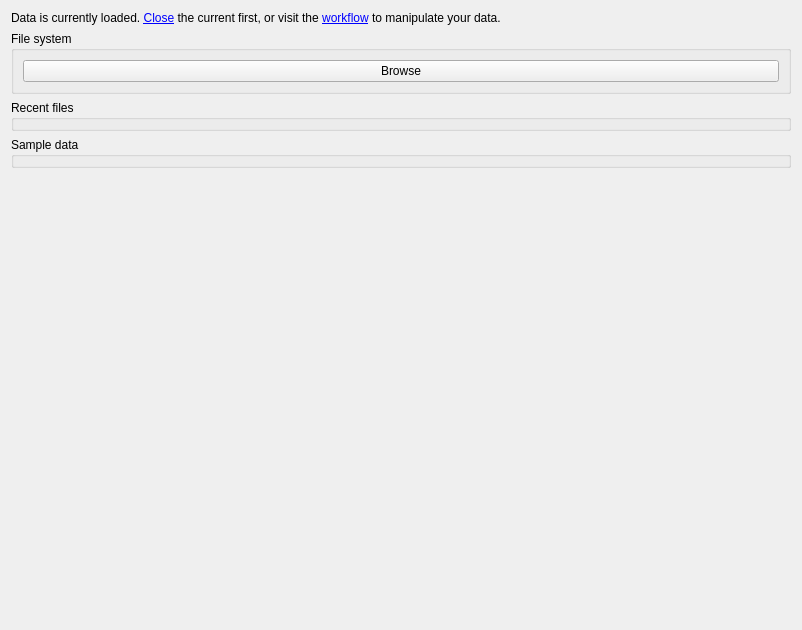
The window that groot/frontends/gui/forms/designer/frm_samples_designer.ui (JMcInerneyLab/groot) describes before a commit, drawn with Qt 5.
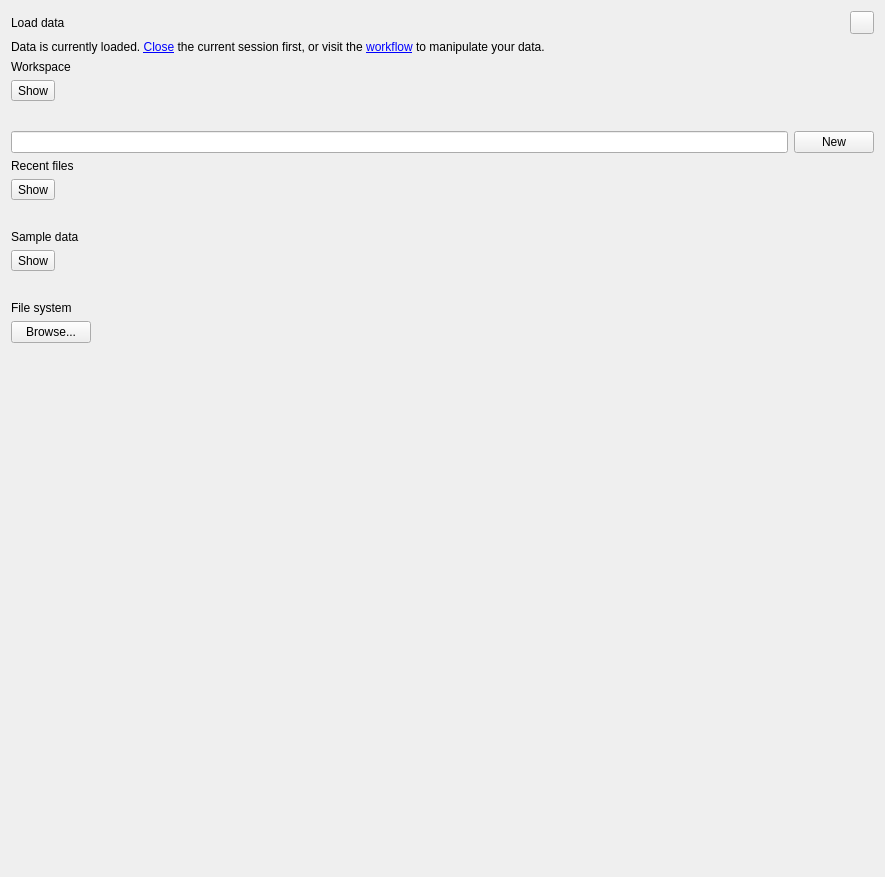
The same window after the commit.

```diff
--- a/groot/frontends/gui/forms/designer/frm_samples_designer.ui
+++ b/groot/frontends/gui/forms/designer/frm_samples_designer.ui
@@ -6,8 +6,8 @@
    <rect>
     <x>0</x>
     <y>0</y>
-    <width>802</width>
-    <height>630</height>
+    <width>885</width>
+    <height>877</height>
    </rect>
   </property>
   <property name="sizePolicy">
@@ -20,16 +20,46 @@
    <string>Dialog</string>
   </property>
   <layout class="QVBoxLayout" name="verticalLayout">
+   <item>
+    <layout class="QHBoxLayout" name="horizontalLayout_2">
+     <item>
+      <widget class="QLabel" name="LBL_TITLE_MAIN">
+       <property name="text">
+        <string>Load data</string>
+       </property>
+       <property name="style" stdset="0">
+        <string>title</string>
+       </property>
+      </widget>
+     </item>
+     <item>
+      <widget class="QToolButton" name="BTN_REFRESH">
+       <property name="sizePolicy">
+        <sizepolicy hsizetype="Fixed" vsizetype="Fixed">
+         <horstretch>0</horstretch>
+         <verstretch>0</verstretch>
+        </sizepolicy>
+       </property>
+       <property name="text">
+        <string/>
+       </property>
+       <property name="style" stdset="0">
+        <string>refresh</string>
+       </property>
+      </widget>
+     </item>
+    </layout>
+   </item>
    <item>
     <widget class="QLabel" name="LBL_HAS_DATA_WARNING">
      <property name="sizePolicy">
-      <sizepolicy hsizetype="Fixed" vsizetype="Fixed">
+      <sizepolicy hsizetype="Expanding" vsizetype="Fixed">
        <horstretch>0</horstretch>
        <verstretch>0</verstretch>
       </sizepolicy>
      </property>
      <property name="text">
-      <string>&lt;html&gt;&lt;head/&gt;&lt;body&gt;&lt;p&gt;Data is currently loaded. &lt;a href=&quot;action:new_model&quot;&gt;Close&lt;/a&gt; the current first, or visit the &lt;a href=&quot;action:show_workflow_form&quot;&gt;workflow&lt;/a&gt; to manipulate your data.&lt;/p&gt;&lt;/body&gt;&lt;/html&gt;</string>
+      <string>&lt;html&gt;&lt;head/&gt;&lt;body&gt;&lt;p&gt;Data is currently loaded. &lt;a href=&quot;action:new_model&quot;&gt;Close&lt;/a&gt; the current session first, or visit the &lt;a href=&quot;action:show_workflow&quot;&gt;workflow&lt;/a&gt; to manipulate your data.&lt;/p&gt;&lt;/body&gt;&lt;/html&gt;</string>
      </property>
      <property name="style" stdset="0">
       <string>warning</string>
@@ -37,42 +67,145 @@
     </widget>
    </item>
    <item>
-    <widget class="QGroupBox" name="FRA_RECENT_2">
+    <widget class="QLabel" name="LBL_TITLE_WORKSPACE">
+     <property name="text">
+      <string>Workspace</string>
+     </property>
+     <property name="style" stdset="0">
+      <string>heading</string>
+     </property>
+    </widget>
+   </item>
+   <item>
+    <widget class="QToolButton" name="BTN_SHOW_WORKSPACE">
      <property name="sizePolicy">
-      <sizepolicy hsizetype="Preferred" vsizetype="Fixed">
+      <sizepolicy hsizetype="Fixed" vsizetype="Fixed">
        <horstretch>0</horstretch>
        <verstretch>0</verstretch>
       </sizepolicy>
      </property>
-     <property name="title">
-      <string>File system</string>
+     <property name="text">
+      <string>Show</string>
      </property>
-     <layout class="QVBoxLayout" name="verticalLayout_2">
-      <item>
-       <widget class="QPushButton" name="BTN_BROWSE">
-        <property name="text">
-         <string>Browse</string>
-        </property>
-        <property name="autoDefault">
-         <bool>false</bool>
-        </property>
-       </widget>
-      </item>
-     </layout>
+     <property name="style" stdset="0">
+      <string>dropdown</string>
+     </property>
     </widget>
    </item>
    <item>
-    <widget class="QGroupBox" name="FRA_RECENT">
-     <property name="title">
+    <widget class="QFrame" name="FRA_WORKSPACE">
+     <property name="frameShape">
+      <enum>QFrame::NoFrame</enum>
+     </property>
+     <layout class="QGridLayout" name="LAY_WORKSPACE"/>
+    </widget>
+   </item>
+   <item>
+    <layout class="QHBoxLayout" name="horizontalLayout">
+     <item>
+      <widget class="QLineEdit" name="TXT_WORKSPACE"/>
+     </item>
+     <item>
+      <widget class="QPushButton" name="BTN_NEW_WORKSPACE">
+       <property name="text">
+        <string>New</string>
+       </property>
+       <property name="autoDefault">
+        <bool>false</bool>
+       </property>
+      </widget>
+     </item>
+    </layout>
+   </item>
+   <item>
+    <widget class="QLabel" name="LBL_TITLE_RECENT">
+     <property name="text">
       <string>Recent files</string>
      </property>
     </widget>
    </item>
    <item>
-    <widget class="QGroupBox" name="FRA_SAMPLES">
-     <property name="title">
+    <widget class="QToolButton" name="BTN_SHOW_RECENT">
+     <property name="sizePolicy">
+      <sizepolicy hsizetype="Fixed" vsizetype="Fixed">
+       <horstretch>0</horstretch>
+       <verstretch>0</verstretch>
+      </sizepolicy>
+     </property>
+     <property name="text">
+      <string>Show</string>
+     </property>
+     <property name="style" stdset="0">
+      <string>dropdown</string>
+     </property>
+    </widget>
+   </item>
+   <item>
+    <widget class="QFrame" name="FRA_RECENT">
+     <property name="frameShape">
+      <enum>QFrame::NoFrame</enum>
+     </property>
+     <layout class="QGridLayout" name="LAY_RECENT"/>
+    </widget>
+   </item>
+   <item>
+    <widget class="QLabel" name="LBL_TITLE_SAMPLE">
+     <property name="text">
       <string>Sample data</string>
      </property>
+     <property name="style" stdset="0">
+      <string>heading</string>
+     </property>
+    </widget>
+   </item>
+   <item>
+    <widget class="QToolButton" name="BTN_SHOW_SAMPLE">
+     <property name="sizePolicy">
+      <sizepolicy hsizetype="Fixed" vsizetype="Fixed">
+       <horstretch>0</horstretch>
+       <verstretch>0</verstretch>
+      </sizepolicy>
+     </property>
+     <property name="text">
+      <string>Show</string>
+     </property>
+     <property name="style" stdset="0">
+      <string>dropdown</string>
+     </property>
+    </widget>
+   </item>
+   <item>
+    <widget class="QFrame" name="FRA_SAMPLE">
+     <property name="frameShape">
+      <enum>QFrame::NoFrame</enum>
+     </property>
+     <layout class="QGridLayout" name="LAY_SAMPLE"/>
+    </widget>
+   </item>
+   <item>
+    <widget class="QLabel" name="LBL_TITLE_FILESYSTEM">
+     <property name="text">
+      <string>File system</string>
+     </property>
+     <property name="style" stdset="0">
+      <string>heading</string>
+     </property>
+    </widget>
+   </item>
+   <item>
+    <widget class="QPushButton" name="BTN_BROWSE">
+     <property name="sizePolicy">
+      <sizepolicy hsizetype="Fixed" vsizetype="Fixed">
+       <horstretch>0</horstretch>
+       <verstretch>0</verstretch>
+      </sizepolicy>
+     </property>
+     <property name="text">
+      <string>Browse...</string>
+     </property>
+     <property name="autoDefault">
+      <bool>false</bool>
+     </property>
     </widget>
    </item>
    <item>
```
Left out of the diff: 8 changed lines with no effect on the pictures.
